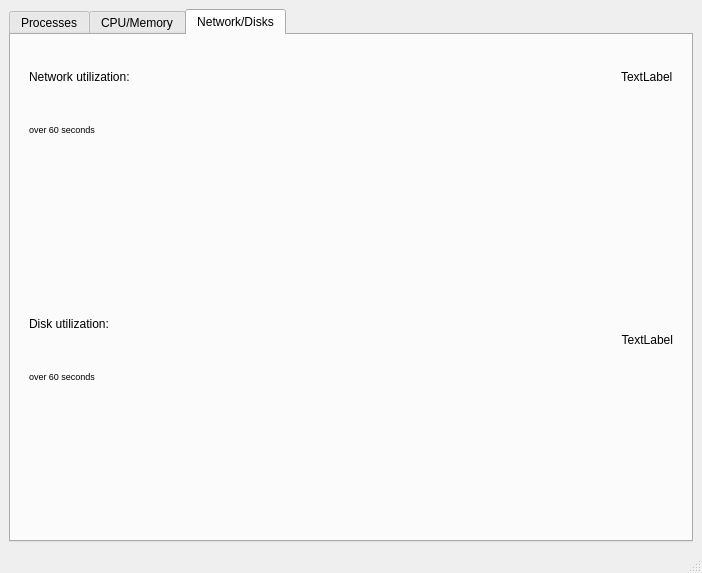
MatthiasSchinzel/sysmon, file gui/sysmonitor.ui: the form before one commit.
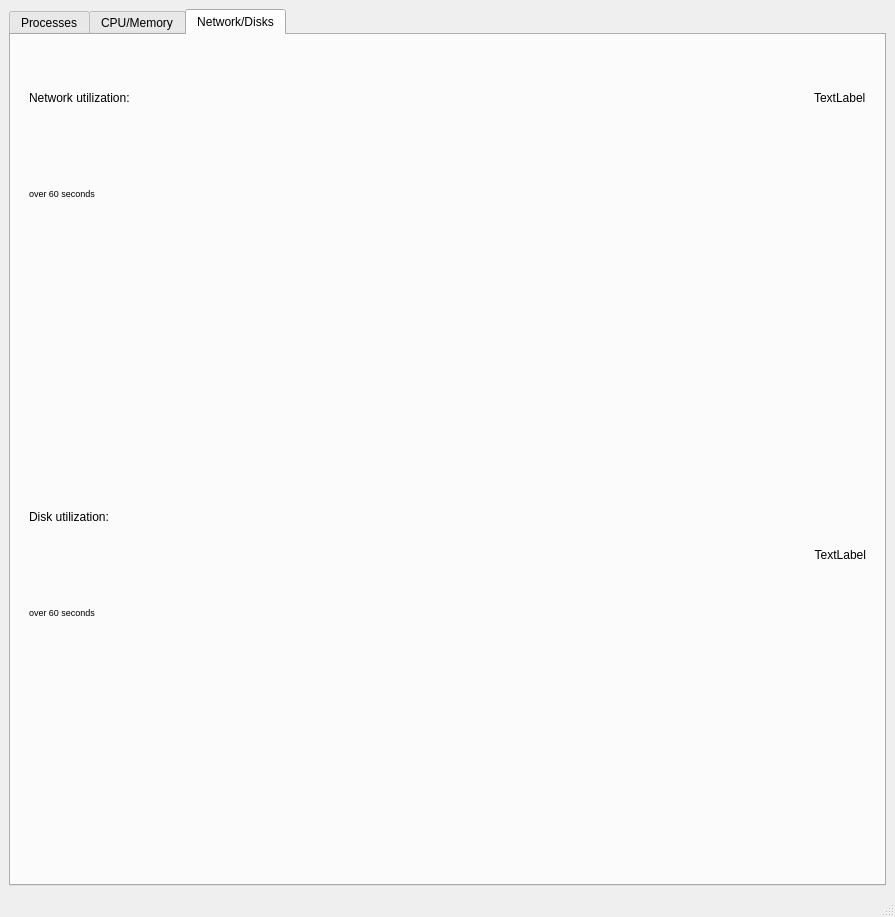
The form after the commit. The open tabs and pages were chosen to show the change. Custom widgets are drawn as their Qt base class.

Commit message: Slight adjustments to ui

```diff
--- a/gui/sysmonitor.ui
+++ b/gui/sysmonitor.ui
@@ -6,8 +6,8 @@
    <rect>
     <x>0</x>
     <y>0</y>
-    <width>702</width>
-    <height>573</height>
+    <width>895</width>
+    <height>917</height>
    </rect>
   </property>
   <property name="sizePolicy">
@@ -247,6 +247,7 @@
             <widget class="QLabel" name="label_14">
              <property name="font">
               <font>
+               <family>Ubuntu</family>
                <pointsize>7</pointsize>
               </font>
              </property>
```
Left out of the diff: 4 changed lines with no effect on the pictures.
